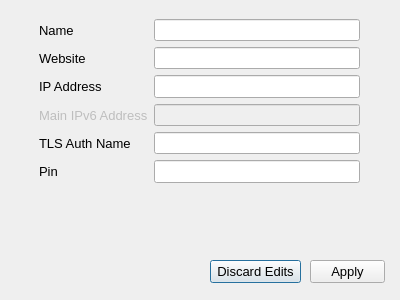
Old version of the form serverdatadialog.ui in the repository Sinodun/Stubby_Manager.
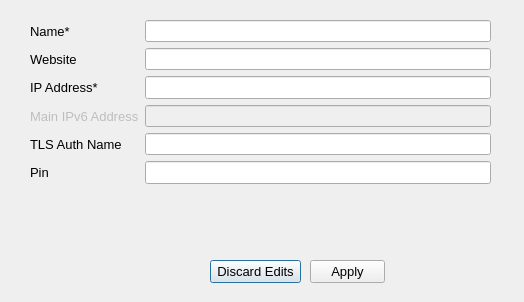
New version of the form. Icons and pictures are not drawn.

What changed in the file:
```diff
--- a/serverdatadialog.ui
+++ b/serverdatadialog.ui
@@ -6,8 +6,8 @@
    <rect>
     <x>0</x>
     <y>0</y>
-    <width>400</width>
-    <height>300</height>
+    <width>524</width>
+    <height>302</height>
    </rect>
   </property>
   <property name="font">
@@ -34,9 +34,9 @@
   <widget class="QWidget" name="formLayoutWidget">
    <property name="geometry">
     <rect>
-     <x>39</x>
-     <y>19</y>
-     <width>321</width>
+     <x>30</x>
+     <y>20</y>
+     <width>461</width>
      <height>164</height>
     </rect>
    </property>
@@ -44,7 +44,7 @@
     <item row="0" column="0">
      <widget class="QLabel" name="serverName">
       <property name="text">
-       <string>Name</string>
+       <string>Name*</string>
       </property>
      </widget>
     </item>
@@ -64,7 +64,7 @@
        <string extracomment="A"/>
       </property>
       <property name="text">
-       <string>IP Address</string>
+       <string>IP Address*</string>
       </property>
      </widget>
     </item>
```
